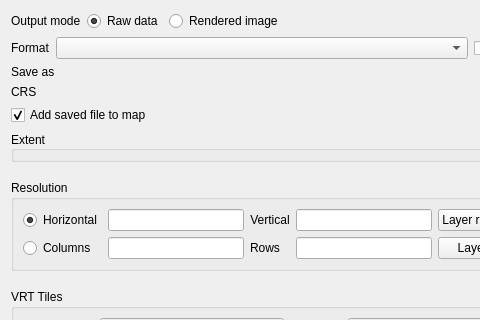
Old version of the form src/ui/qgsrasterlayersaveasdialogbase.ui in the repository qgis/QGIS; both pictures show x 0 to 480 and y 0 to 320 of the 575 by 580 pixel window.
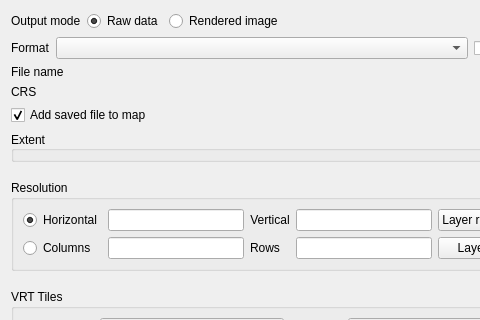
New version of the form. Icons and pictures are not drawn. Custom widgets are drawn as their Qt base class.

Commit message:
Use a proper label in the "Save raster as" dialog
and mimic the vector dialog

What changed in the file:
```diff
--- a/src/ui/qgsrasterlayersaveasdialogbase.ui
+++ b/src/ui/qgsrasterlayersaveasdialogbase.ui
@@ -104,7 +104,7 @@
      <item>
       <widget class="QLabel" name="mSaveAsLabel">
        <property name="text">
-        <string>Save as</string>
+        <string>File name</string>
        </property>
        <property name="buddy">
         <cstring>mFilename</cstring>
```
